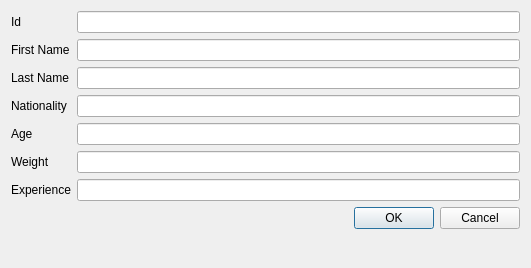
First picture: the form in addparticipantdialog.ui, repository mihutlorenzo/CampionatSportiv, before the edit.
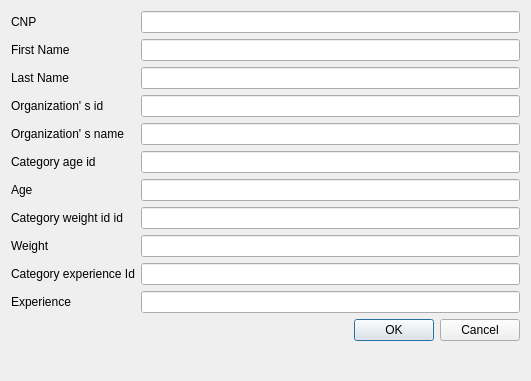
Second picture: the form after the edit.

Commit message: Added participants and age category classes and controllers

The edit to the form file:
```diff
--- a/addparticipantdialog.ui
+++ b/addparticipantdialog.ui
@@ -7,7 +7,7 @@
     <x>0</x>
     <y>0</y>
     <width>531</width>
-    <height>268</height>
+    <height>381</height>
    </rect>
   </property>
   <property name="windowTitle">
@@ -17,7 +17,7 @@
    <item row="0" column="0">
     <widget class="QLabel" name="label">
      <property name="text">
-      <string>Id</string>
+      <string>CNP</string>
      </property>
     </widget>
    </item>
@@ -47,7 +47,7 @@
    <item row="3" column="0">
     <widget class="QLabel" name="label_4">
      <property name="text">
-      <string>Nationality</string>
+      <string>Organization' s id</string>
      </property>
     </widget>
    </item>
@@ -55,36 +55,76 @@
     <widget class="QLineEdit" name="nationality"/>
    </item>
    <item row="4" column="0">
+    <widget class="QLabel" name="label_8">
+     <property name="text">
+      <string>Organization' s name</string>
+     </property>
+    </widget>
+   </item>
+   <item row="4" column="1">
+    <widget class="QLineEdit" name="organizationName"/>
+   </item>
+   <item row="5" column="0">
+    <widget class="QLabel" name="label_9">
+     <property name="text">
+      <string>Category age id</string>
+     </property>
+    </widget>
+   </item>
+   <item row="5" column="1">
+    <widget class="QLineEdit" name="categoryAgeId"/>
+   </item>
+   <item row="6" column="0">
     <widget class="QLabel" name="label_5">
      <property name="text">
       <string>Age</string>
      </property>
     </widget>
    </item>
-   <item row="4" column="1">
+   <item row="6" column="1">
     <widget class="QLineEdit" name="age"/>
    </item>
-   <item row="5" column="0">
+   <item row="7" column="0">
+    <widget class="QLabel" name="label_10">
+     <property name="text">
+      <string>Category weight id id</string>
+     </property>
+    </widget>
+   </item>
+   <item row="7" column="1">
+    <widget class="QLineEdit" name="categoryWeightId"/>
+   </item>
+   <item row="8" column="0">
     <widget class="QLabel" name="label_6">
      <property name="text">
       <string>Weight</string>
      </property>
     </widget>
    </item>
-   <item row="5" column="1">
+   <item row="8" column="1">
     <widget class="QLineEdit" name="weight"/>
    </item>
-   <item row="6" column="0">
+   <item row="9" column="0">
+    <widget class="QLabel" name="label_11">
+     <property name="text">
+      <string>Category experience Id</string>
+     </property>
+    </widget>
+   </item>
+   <item row="9" column="1">
+    <widget class="QLineEdit" name="categoryExperienceId"/>
+   </item>
+   <item row="10" column="0">
     <widget class="QLabel" name="label_7">
      <property name="text">
       <string>Experience</string>
      </property>
     </widget>
    </item>
-   <item row="6" column="1">
+   <item row="10" column="1">
     <widget class="QLineEdit" name="experience"/>
    </item>
-   <item row="7" column="1">
+   <item row="11" column="1">
     <widget class="QDialogButtonBox" name="buttonBox">
      <property name="orientation">
       <enum>Qt::Horizontal</enum>
```
Left out of the diff: 2 changed lines with no effect on the pictures. The commit also changes 19 other files.
